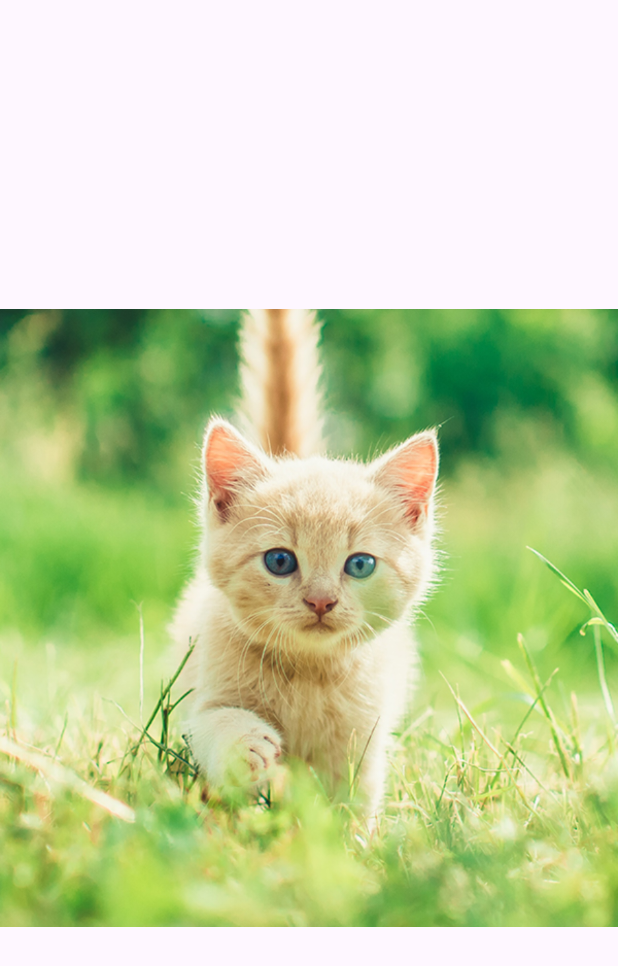
After one commit to hililyy/android-practice, an Android app: the Animal2Activity screen opened directly, with no data from a screen before it, on a phone screen of 412 x 824 dp. The commit adds this screen. Shown: the top 966 px of the screen. Run offline under Robolectric (Android 15) with nearby library versions, the phone set to English and light mode, and no system bars.

Commit message:
[ADD] 화면전환 앱

```diff
--- /dev/null
+++ b/animal/app/src/main/java/com/lily/animal/Animal2Activity.kt
@@ -0,0 +1,11 @@
+package com.lily.animal
+
+import androidx.appcompat.app.AppCompatActivity
+import android.os.Bundle
+
+class Animal2Activity : AppCompatActivity() {
+    override fun onCreate(savedInstanceState: Bundle?) {
+        super.onCreate(savedInstanceState)
+        setContentView(R.layout.activity_animal2)
+    }
+}
--- /dev/null
+++ b/animal/app/src/main/res/layout/activity_animal2.xml
@@ -0,0 +1,13 @@
+<?xml version="1.0" encoding="utf-8"?>
+<androidx.constraintlayout.widget.ConstraintLayout xmlns:android="http://schemas.android.com/apk/res/android"
+    xmlns:app="http://schemas.android.com/apk/res-auto"
+    xmlns:tools="http://schemas.android.com/tools"
+    android:layout_width="match_parent"
+    android:layout_height="match_parent"
+    tools:context=".Animal2Activity">
+
+    <ImageView
+        android:src="@drawable/image_2"
+        android:layout_width="match_parent"
+        android:layout_height="match_parent"/>
+</androidx.constraintlayout.widget.ConstraintLayout>
```
Also changed, not shown: animal/app/src/main/AndroidManifest.xml (+12 -0 lines), animal/app/src/main/java/com/lily/animal/Animal1Activity.kt (added, +11 -0 lines), animal/app/src/main/java/com/lily/animal/Animal3Activity.kt (added, +11 -0 lines), animal/app/src/main/java/com/lily/animal/Animal4Activity.kt (added, +11 -0 lines), animal/app/src/main/java/com/lily/animal/MainActivity.kt (+31 -0 lines), animal/app/src/main/res/layout/activity_animal1.xml (added, +14 -0 lines), animal/app/src/main/res/layout/activity_animal3.xml (added, +13 -0 lines), animal/app/src/main/res/layout/activity_animal4.xml (added, +13 -0 lines), animal/app/src/main/res/layout/activity_main.xml (+7 -0 lines).
